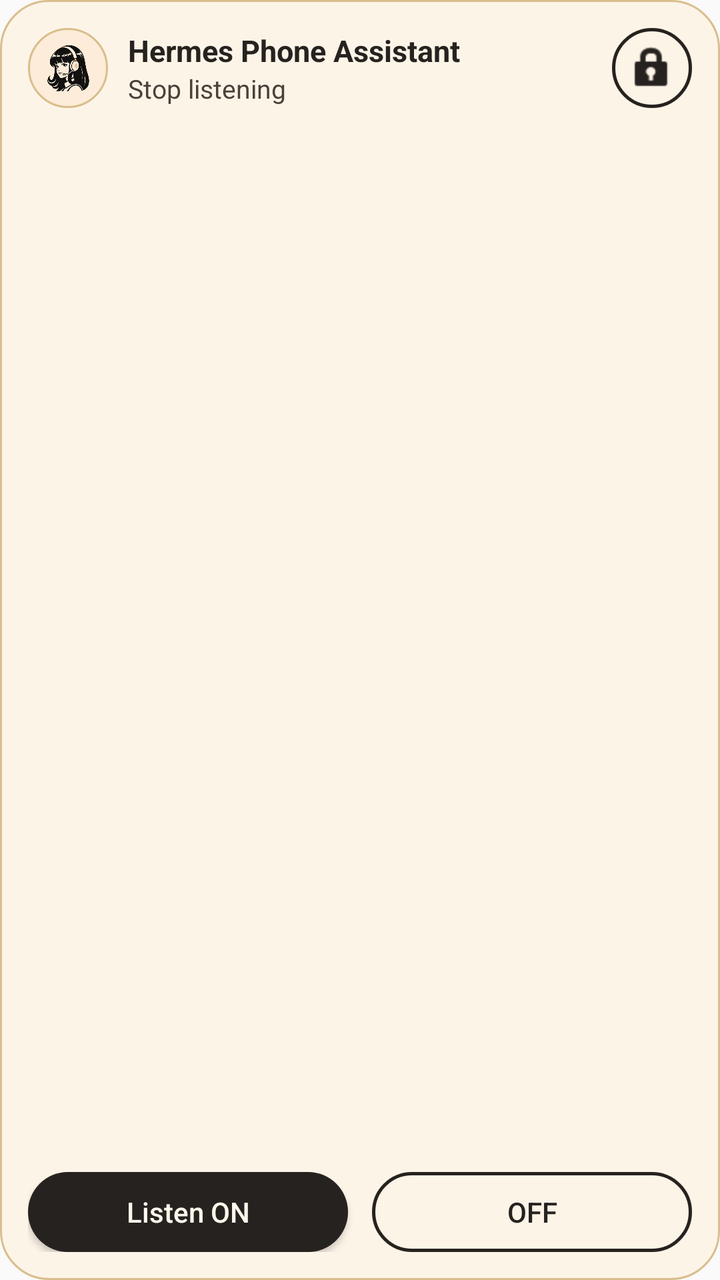
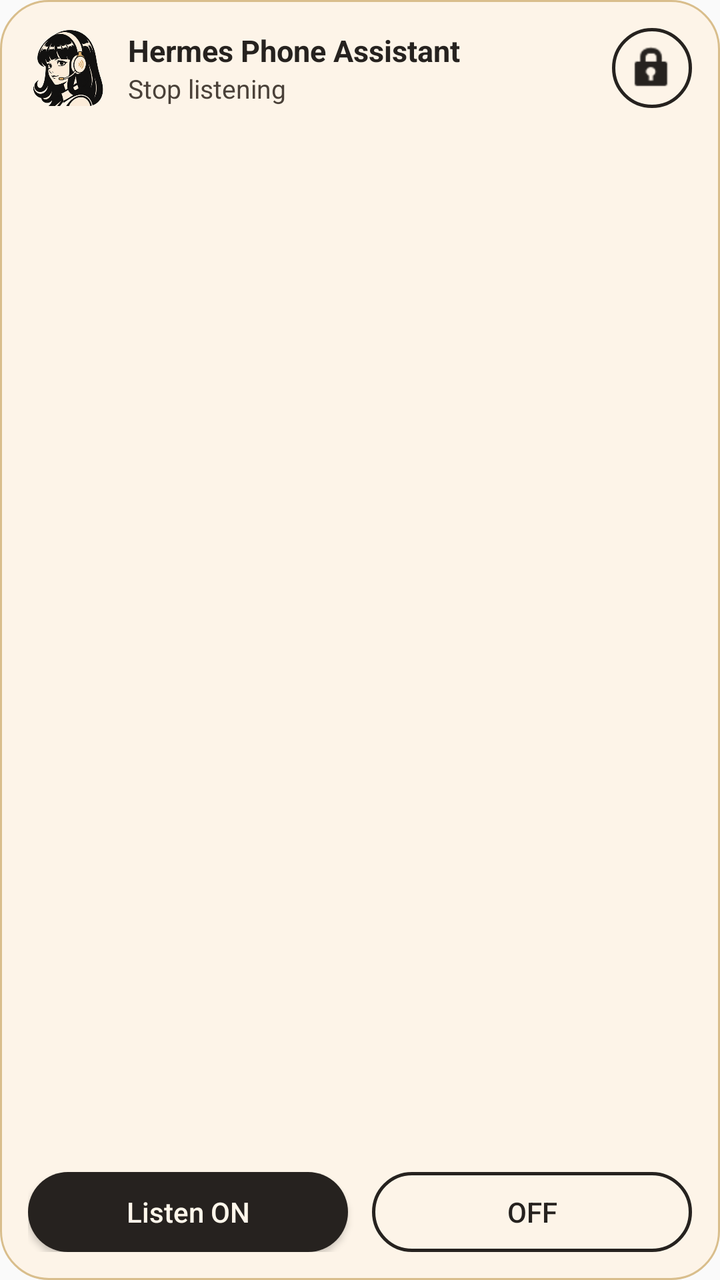

Compare the two renders of this Android layout. The source of the first and the diff that turns it into the second are given below.
<!-- AndroidManifest.xml: application theme Theme.MistConnect -->
<!-- res/layout/voice_widget.xml -->
<?xml version="1.0" encoding="utf-8"?>
<LinearLayout xmlns:android="http://schemas.android.com/apk/res/android"
    android:layout_width="match_parent"
    android:layout_height="match_parent"
    android:orientation="vertical"
    android:padding="14dp"
    android:background="@drawable/widget_card">

    <LinearLayout
        android:layout_width="match_parent"
        android:layout_height="wrap_content"
        android:orientation="horizontal"
        android:gravity="center_vertical">

        <ImageView
            android:layout_width="40dp"
            android:layout_height="40dp"
            android:padding="2dp"
            android:background="@drawable/widget_icon_circle"
            android:src="@drawable/nous_girl_icon_fg"
            android:scaleType="centerCrop"
            android:importantForAccessibility="no" />

        <LinearLayout
            android:layout_width="0dp"
            android:layout_height="wrap_content"
            android:layout_weight="1"
            android:layout_marginStart="10dp"
            android:orientation="vertical">

            <TextView
                android:layout_width="match_parent"
                android:layout_height="wrap_content"
                android:text="@string/widget_title"
                android:textColor="#26221F"
                android:textSize="15sp"
                android:textStyle="bold"
                android:maxLines="1"
                android:ellipsize="end" />

            <TextView
                android:id="@+id/voice_state"
                android:layout_width="match_parent"
                android:layout_height="wrap_content"
                android:text="@string/action_listen_off"
                android:textColor="#4A4139"
                android:textSize="13sp"
                android:maxLines="2"
                android:ellipsize="end" />
        </LinearLayout>

        <ImageButton
            android:id="@+id/voice_lock_settings"
            android:layout_width="40dp"
            android:layout_height="40dp"
            android:background="@drawable/widget_button_secondary"
            android:src="@android:drawable/ic_lock_idle_lock"
            android:tint="#26221F"
            android:contentDescription="@string/widget_lock_settings" />
    </LinearLayout>

    <TextView
        android:id="@+id/voice_lock_state"
        android:layout_width="match_parent"
        android:layout_height="0dp"
        android:layout_weight="1"
        android:layout_marginTop="6dp"
        android:textColor="#6B5F52"
        android:textSize="12sp"
        android:maxLines="2"
        android:ellipsize="end" />

    <LinearLayout
        android:layout_width="match_parent"
        android:layout_height="wrap_content"
        android:layout_marginTop="8dp"
        android:orientation="horizontal">

        <Button
            android:id="@+id/voice_on"
            android:layout_width="0dp"
            android:layout_height="40dp"
            android:layout_weight="1"
            android:layout_marginEnd="6dp"
            android:background="@drawable/widget_button_primary"
            android:text="@string/widget_listen_on"
            android:textAllCaps="false"
            android:textColor="#FFF7EB"
            android:textSize="14sp" />

        <Button
            android:id="@+id/voice_off"
            android:layout_width="0dp"
            android:layout_height="40dp"
            android:layout_weight="1"
            android:layout_marginStart="6dp"
            android:background="@drawable/widget_button_secondary"
            android:text="@string/widget_listen_off"
            android:textAllCaps="false"
            android:textColor="#26221F"
            android:textSize="14sp" />
    </LinearLayout>
</LinearLayout>
<!-- resources referenced by this layout -->
<resources>
  <!-- drawable nous_girl_icon_fg: png bitmap (drawable-nodpi, 72397 bytes) -->
  <!-- drawable widget_button_primary (drawable) -->
  <?xml version="1.0" encoding="utf-8"?>
  <shape xmlns:android="http://schemas.android.com/apk/res/android" android:shape="rectangle">
      <solid android:color="#26221F" />
      <corners android:radius="20dp" />
  </shape>
  <!-- drawable widget_button_secondary (drawable) -->
  <?xml version="1.0" encoding="utf-8"?>
  <shape xmlns:android="http://schemas.android.com/apk/res/android" android:shape="rectangle">
      <solid android:color="#00000000" />
      <stroke android:width="1.5dp" android:color="#26221F" />
      <corners android:radius="20dp" />
  </shape>
  <!-- drawable widget_card (drawable) -->
  <?xml version="1.0" encoding="utf-8"?>
  <shape xmlns:android="http://schemas.android.com/apk/res/android" android:shape="rectangle">
      <solid android:color="#FDF4E8" />
      <stroke android:width="1dp" android:color="#D9BE8C" />
      <corners android:radius="24dp" />
  </shape>
  <!-- drawable widget_icon_circle (drawable) -->
  <?xml version="1.0" encoding="utf-8"?>
  <shape xmlns:android="http://schemas.android.com/apk/res/android" android:shape="oval">
      <solid android:color="#FCECD9" />
      <stroke android:width="1dp" android:color="#D9BE8C" />
  </shape>
  <string name="action_listen_off">Stop listening</string>
  <string name="widget_listen_off">OFF</string>
  <string name="widget_listen_on">Listen ON</string>
  <string name="widget_lock_settings">Extend Unlock settings</string>
  <string name="widget_title">Hermes Phone Assistant</string>
  <style name="Theme.MistConnect" parent="android:Theme.Material.Light.NoActionBar">
          <item name="android:alertDialogTheme">@style/Theme.MistConnect.Dialog</item>
      </style>
  <style name="Theme.MistConnect.Dialog" parent="android:Theme.Material.Light.Dialog.Alert">
          <item name="android:windowBackground">@drawable/mist_dialog_background</item>
          <item name="android:colorBackground">@color/mist_dialog_surface</item>
          <item name="android:colorPrimary">@color/mist_dialog_ink</item>
          <item name="android:colorAccent">@color/mist_dialog_action</item>
          <item name="android:textColorPrimary">@color/mist_dialog_ink</item>
          <item name="android:textColorSecondary">@color/mist_dialog_body</item>
          <item name="android:textColorAlertDialogListItem">@color/mist_dialog_ink</item>
          <item name="android:windowTitleStyle">@style/MistDialogTitle</item>
      </style>
  <!-- drawable mist_dialog_background (drawable) -->
  <?xml version="1.0" encoding="utf-8"?>
  <inset xmlns:android="http://schemas.android.com/apk/res/android" android:inset="16dp">
      <shape android:shape="rectangle">
          <corners android:radius="24dp" />
          <solid android:color="@color/mist_dialog_surface" />
          <stroke android:width="1dp" android:color="@color/mist_dialog_outline" />
      </shape>
  </inset>
  <color name="mist_dialog_surface">#FFFFF8EE</color>
  <color name="mist_dialog_ink">#FF26221F</color>
  <color name="mist_dialog_action">#FF6D5030</color>
  <color name="mist_dialog_body">#FF554C43</color>
  <style name="MistDialogTitle" parent="android:TextAppearance.Material.DialogWindowTitle">
          <item name="android:textColor">@color/mist_dialog_ink</item>
      </style>
  <color name="mist_dialog_outline">#FFD4C7B8</color>
</resources>

<!-- the commit's change to res/layout/voice_widget.xml (unified diff, before → after) -->
@@ -15,10 +15,8 @@
         <ImageView
             android:layout_width="40dp"
             android:layout_height="40dp"
-            android:padding="2dp"
-            android:background="@drawable/widget_icon_circle"
-            android:src="@drawable/nous_girl_icon_fg"
-            android:scaleType="centerCrop"
+            android:src="@drawable/nous_girl_portrait"
+            android:scaleType="fitCenter"
             android:importantForAccessibility="no" />
 
         <LinearLayout
<!-- resource entries referenced after the edit -->
@@ -1,6 +1,6 @@
 <!-- resources referenced by this layout -->
 <resources>
-  <!-- drawable nous_girl_icon_fg: png bitmap (drawable-nodpi, 72397 bytes) -->
+  <!-- drawable nous_girl_portrait: png bitmap (drawable-night-nodpi, 69197 bytes) -->
   <!-- drawable widget_button_primary (drawable) -->
   <?xml version="1.0" encoding="utf-8"?>
   <shape xmlns:android="http://schemas.android.com/apk/res/android" android:shape="rectangle">
@@ -20,12 +20,6 @@
       <solid android:color="#FDF4E8" />
       <stroke android:width="1dp" android:color="#D9BE8C" />
       <corners android:radius="24dp" />
-  </shape>
-  <!-- drawable widget_icon_circle (drawable) -->
-  <?xml version="1.0" encoding="utf-8"?>
-  <shape xmlns:android="http://schemas.android.com/apk/res/android" android:shape="oval">
-      <solid android:color="#FCECD9" />
-      <stroke android:width="1dp" android:color="#D9BE8C" />
   </shape>
   <string name="action_listen_off">Stop listening</string>
   <string name="widget_listen_off">OFF</string>
